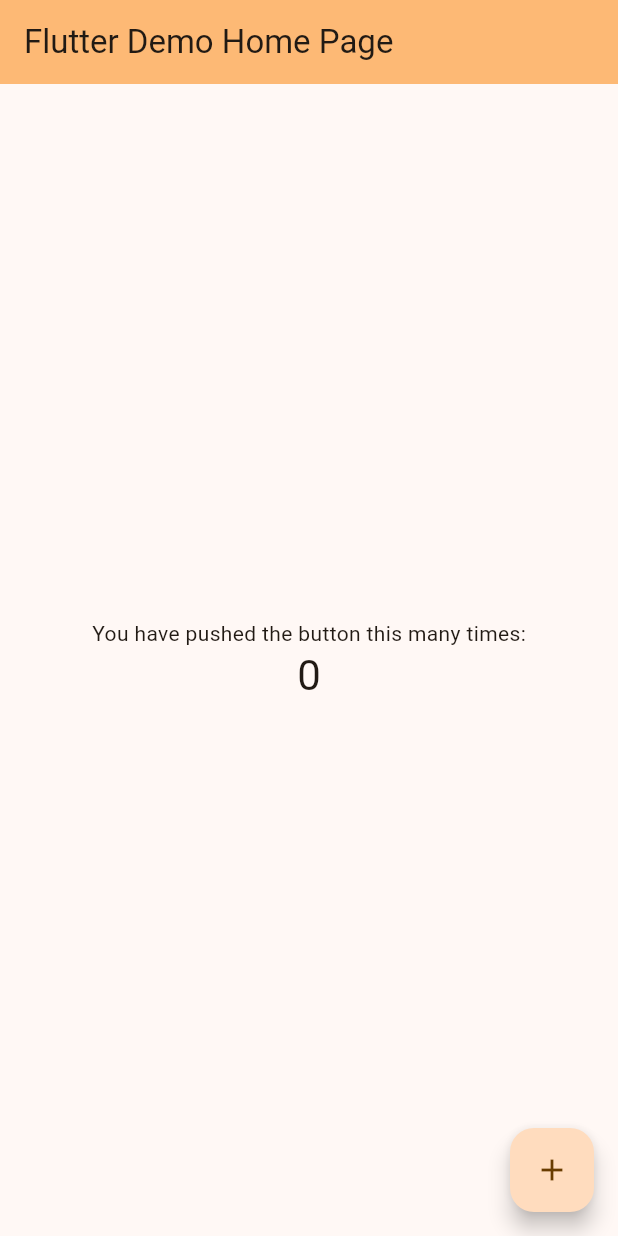
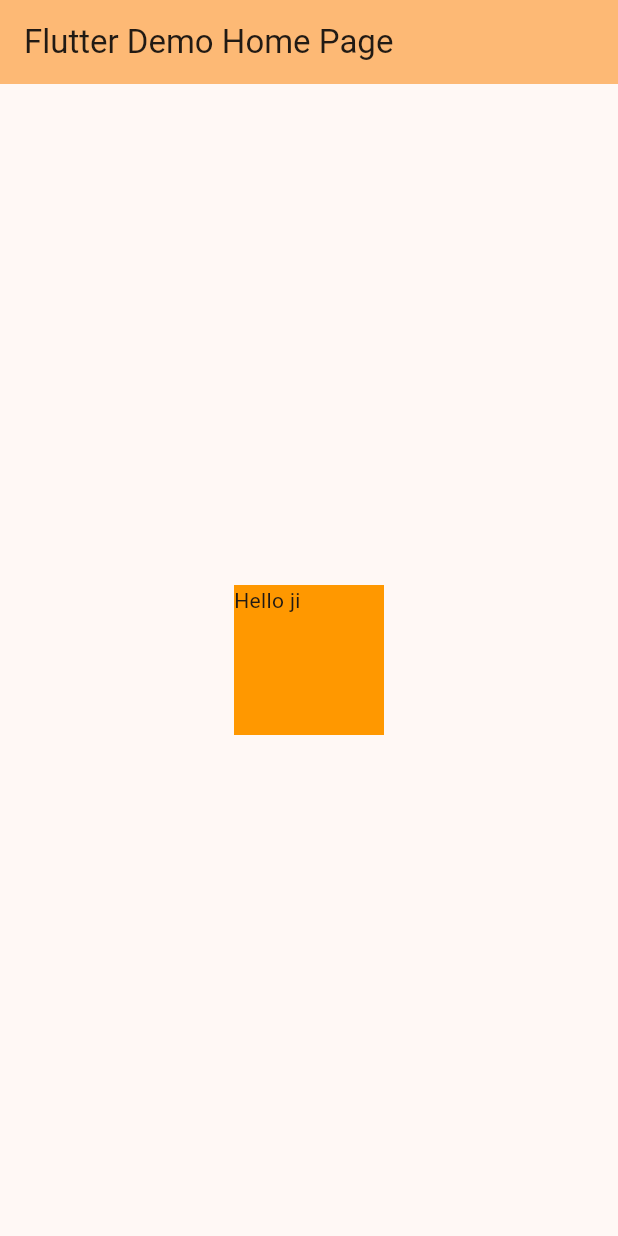
Before and after one commit to Vermasaiyam/my_app, a Flutter app: the screen it shows after launch, on a phone screen of 412 x 824 dp. Run offline on Flutter 3.47's test engine with Material 3 defaults, Android fonts, the phone set to English and light mode, and no system bars.

Commit message:
container class learning

```diff
--- a/lib/main.dart
+++ b/lib/main.dart
@@ -7,27 +7,12 @@ void main() {
 class MyApp extends StatelessWidget {
   const MyApp({super.key});
 
-  // This widget is the root of your application.
   @override
   Widget build(BuildContext context) {
     return MaterialApp(
       title: 'Flutter Demo',
+      debugShowCheckedModeBanner: false,
       theme: ThemeData(
-        // This is the theme of your application.
-        //
-        // TRY THIS: Try running your application with "flutter run". You'll see
-        // the application has a purple toolbar. Then, without quitting the app,
-        // try changing the seedColor in the colorScheme below to Colors.green
-        // and then invoke "hot reload" (save your changes or press the "hot
-        // reload" button in a Flutter-supported IDE, or press "r" if you used
-        // the command line to start the app).
-        //
-        // Notice that the counter didn't reset back to zero; the application
-        // state is not lost during the reload. To reset the state, use hot
-        // restart instead.
-        //
-        // This works for code too, not just values: Most code changes can be
-        // tested with just a hot reload.
         colorScheme: ColorScheme.fromSeed(seedColor: Colors.orange),
         useMaterial3: true,
       ),
@@ -38,16 +23,6 @@ class MyApp extends StatelessWidget {
 
 class MyHomePage extends StatefulWidget {
   const MyHomePage({super.key, required this.title});
-
-  // This widget is the home page of your application. It is stateful, meaning
-  // that it has a State object (defined below) that contains fields that affect
-  // how it looks.
-
-  // This class is the configuration for the state. It holds the values (in this
-  // case the title) provided by the parent (in this case the App widget) and
-  // used by the build method of the State. Fields in a Widget subclass are
-  // always marked "final".
-
   final String title;
 
   @override
@@ -55,71 +30,22 @@ class MyHomePage extends StatefulWidget {
 }
 
 class _MyHomePageState extends State<MyHomePage> {
-  int _counter = 0;
-
-  void _incrementCounter() {
-    setState(() {
-      // This call to setState tells the Flutter framework that something has
-      // changed in this State, which causes it to rerun the build method below
-      // so that the display can reflect the updated values. If we changed
-      // _counter without calling setState(), then the build method would not be
-      // called again, and so nothing would appear to happen.
-      _counter++;
-    });
-  }
 
   @override
   Widget build(BuildContext context) {
-    // This method is rerun every time setState is called, for instance as done
-    // by the _incrementCounter method above.
-    //
-    // The Flutter framework has been optimized to make rerunning build methods
-    // fast, so that you can just rebuild anything that needs updating rather
-    // than having to individually change instances of widgets.
     return Scaffold(
       appBar: AppBar(
-        // TRY THIS: Try changing the color here to a specific color (to
-        // Colors.amber, perhaps?) and trigger a hot reload to see the AppBar
-        // change color while the other colors stay the same.
         backgroundColor: Theme.of(context).colorScheme.inversePrimary,
-        // Here we take the value from the MyHomePage object that was created by
-        // the App.build method, and use it to set our appbar title.
         title: Text(widget.title),
       ),
       body: Center(
-        // Center is a layout widget. It takes a single child and positions it
-        // in the middle of the parent.
-        child: Column(
-          // Column is also a layout widget. It takes a list of children and
-          // arranges them vertically. By default, it sizes itself to fit its
-          // children horizontally, and tries to be as tall as its parent.
-          //
-          // Column has various properties to control how it sizes itself and
-          // how it positions its children. Here we use mainAxisAlignment to
-          // center the children vertically; the main axis here is the vertical
-          // axis because Columns are vertical (the cross axis would be
-          // horizontal).
-          //
-          // TRY THIS: Invoke "debug painting" (choose the "Toggle Debug Paint"
-          // action in the IDE, or press "p" in the console), to see the
-          // wireframe for each widget.
-          mainAxisAlignment: MainAxisAlignment.center,
-          children: <Widget>[
-            const Text(
-              'You have pushed the button this many times:',
-            ),
-            Text(
-              '$_counter',
-              style: Theme.of(context).textTheme.headlineMedium,
-            ),
-          ],
+        child: Container(
+          width: 100,
+          height: 100,
+          color: Colors.orange,
+          child: Text("Hello ji"),
         ),
-      ),
-      floatingActionButton: FloatingActionButton(
-        onPressed: _incrementCounter,
-        tooltip: 'Increment',
-        child: const Icon(Icons.add),
-      ), // This trailing comma makes auto-formatting nicer for build methods.
+      )
     );
   }
 }
```
